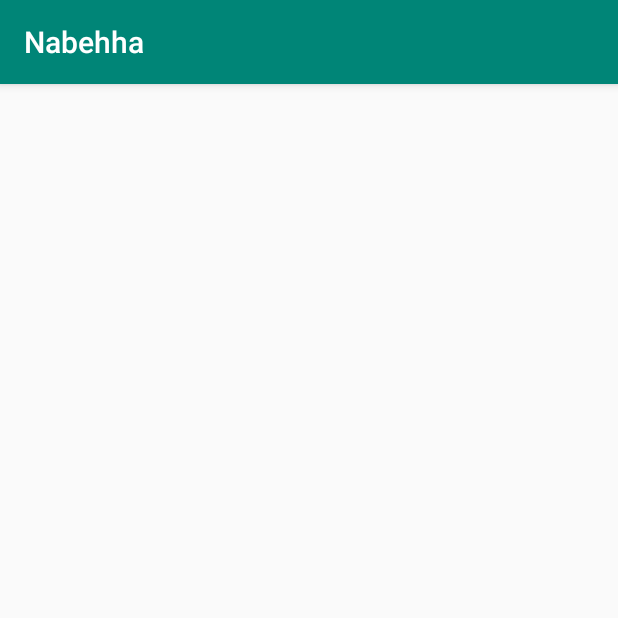
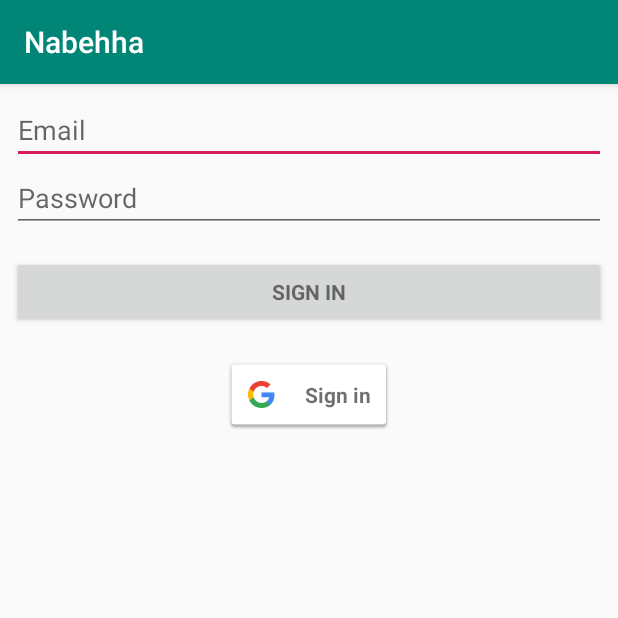
Before and after one commit to anasmohamed/TripProject, an Android app: the screen it shows after launch (MainActivity before the commit, LoginActivity after it), on a phone screen of 412 x 824 dp, the top half of it. Run offline under Robolectric (Android 15) with nearby library versions, the phone set to English and light mode, and no system bars.

Commit message:
google Sign in

```diff
--- a/Trip Android Project/app/src/main/AndroidManifest.xml
+++ b/Trip Android Project/app/src/main/AndroidManifest.xml
@@ -9,13 +9,16 @@
         android:roundIcon="@mipmap/ic_launcher_round"
         android:supportsRtl="true"
         android:theme="@style/AppTheme">
-        <activity android:name=".MainActivity">
+        <activity android:name=".LoginActivity">
             <intent-filter>
                 <action android:name="android.intent.action.MAIN" />
 
                 <category android:name="android.intent.category.LAUNCHER" />
             </intent-filter>
         </activity>
+        <activity android:name=".MainActivity">
+
+        </activity>
     </application>
 
 </manifest>
--- /dev/null
+++ b/Trip Android Project/app/src/main/res/layout/activity_login.xml
@@ -0,0 +1,72 @@
+<?xml version="1.0" encoding="utf-8"?>
+<LinearLayout xmlns:android="http://schemas.android.com/apk/res/android"
+    xmlns:tools="http://schemas.android.com/tools"
+    android:layout_width="match_parent"
+    android:layout_height="match_parent"
+    android:gravity="center_horizontal"
+    android:orientation="vertical"
+    android:paddingLeft="@dimen/activity_horizontal_margin"
+    android:paddingTop="@dimen/activity_vertical_margin"
+    android:paddingRight="@dimen/activity_horizontal_margin"
+    android:paddingBottom="@dimen/activity_vertical_margin"
+    tools:context=".LoginActivity">
+
+    <!-- Login progress -->
+    <ProgressBar
+        android:id="@+id/login_progress"
+        style="?android:attr/progressBarStyleLarge"
+        android:layout_width="wrap_content"
+        android:layout_height="wrap_content"
+        android:layout_marginBottom="8dp"
+        android:visibility="gone" />
+
+    <ScrollView
+        android:id="@+id/login_form"
+        android:layout_width="match_parent"
+        android:layout_height="match_parent">
+
+        <LinearLayout
+            android:id="@+id/email_login_form"
+            android:layout_width="match_parent"
+            android:layout_height="wrap_content"
+            android:gravity="center"
+            android:orientation="vertical">
+
+            <EditText
+                android:id="@+id/email"
+                android:layout_width="match_parent"
+                android:layout_height="wrap_content"
+                android:hint="@string/prompt_email"
+                android:inputType="textEmailAddress"
+                android:maxLines="1"
+                android:singleLine="true" />
+
+            <EditText
+                android:id="@+id/password"
+                android:layout_width="match_parent"
+                android:layout_height="wrap_content"
+                android:hint="@string/prompt_password"
+                android:imeActionId="6"
+                android:imeOptions="actionUnspecified"
+                android:inputType="textPassword"
+                android:maxLines="1"
+                android:singleLine="true" />
+
+            <Button
+                android:id="@+id/email_sign_in_button"
+                style="?android:textAppearanceSmall"
+                android:layout_width="match_parent"
+                android:layout_height="wrap_content"
+                android:layout_marginTop="16dp"
+                android:text="@string/action_sign_in"
+                android:textStyle="bold" />
+
+            <com.google.android.gms.common.SignInButton
+                android:id="@+id/sign_in_google_button"
+                android:layout_width="wrap_content"
+                android:layout_height="wrap_content"
+                android:layout_marginTop="20dp" />
+
+        </LinearLayout>
+    </ScrollView>
+</LinearLayout>
--- /dev/null
+++ b/Trip Android Project/app/src/main/res/values/dimens.xml
@@ -0,0 +1,5 @@
+<?xml version="1.0" encoding="utf-8"?>
+<resources>
+    <dimen name="activity_horizontal_margin">8dp</dimen>
+    <dimen name="activity_vertical_margin">8dp</dimen>
+</resources>
--- a/Trip Android Project/app/src/main/res/values/strings.xml
+++ b/Trip Android Project/app/src/main/res/values/strings.xml
@@ -1,3 +1,6 @@
 <resources>
     <string name="app_name">Nabehha</string>
+    <string name="action_sign_in">Sign in</string>
+    <string name="prompt_email">Email</string>
+    <string name="prompt_password">Password</string>
 </resources>
--- a/Trip Android Project/build.gradle
+++ b/Trip Android Project/build.gradle
@@ -7,7 +7,7 @@ buildscript {
 
     }
     dependencies {
-        classpath 'com.android.tools.build:gradle:3.3.0'
+        classpath 'com.android.tools.build:gradle:3.3.1'
 
         // NOTE: Do not place your application dependencies here; they belong
         // in the individual module build.gradle files
```
Also changed, not shown: Trip Android Project/app/build.gradle (+8 -5 lines), Trip Android Project/app/src/main/java/com/one/direction/nabehha/AppPreferencesHelper.java (added, +69 -0 lines), Trip Android Project/app/src/main/java/com/one/direction/nabehha/LoginActivity.java (added, +137 -0 lines), Trip Android Project/app/src/main/java/com/one/direction/nabehha/UserPreferencesHelper.java (added, +21 -0 lines), Trip Android Project/app/src/main/res/layout/activity_main.xml (+8 -1 lines), Trip Android Project/gradle/wrapper/gradle-wrapper.properties.
